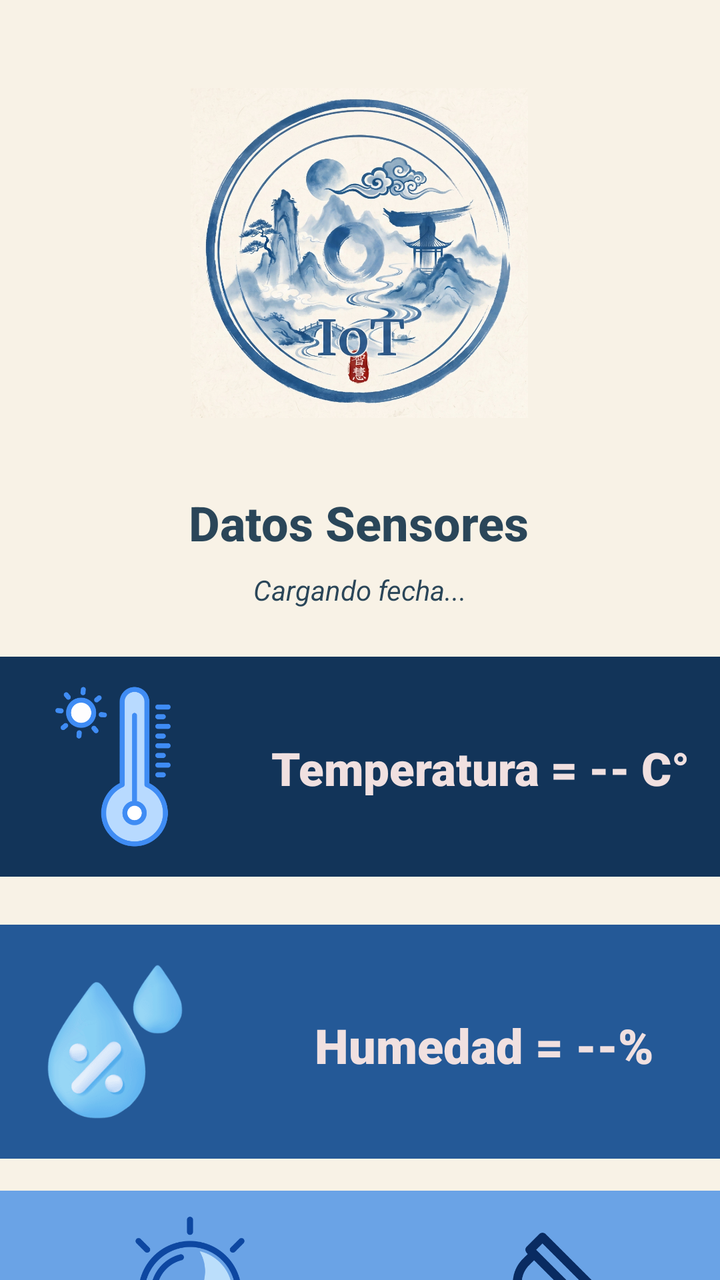
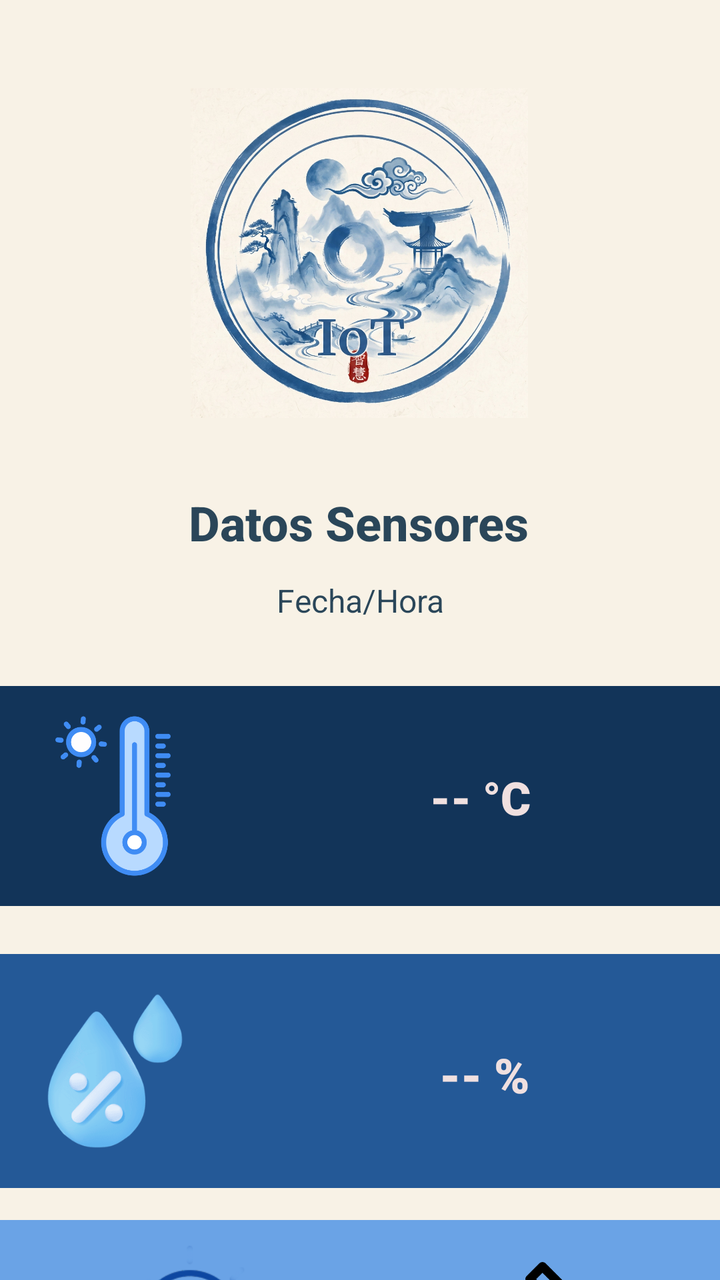

Before-and-after screenshots of an Android layout around one commit, followed by the original layout XML and the change that was made.
<!-- AndroidManifest.xml: application theme Theme.Ejemplo1 -->
<!-- res/layout/activity_datos_sensores.xml -->
<?xml version="1.0" encoding="utf-8"?>
<androidx.constraintlayout.widget.ConstraintLayout xmlns:android="http://schemas.android.com/apk/res/android"
    xmlns:app="http://schemas.android.com/apk/res-auto"
    xmlns:tools="http://schemas.android.com/tools"
    android:id="@+id/main"
    android:layout_width="match_parent"
    android:layout_height="match_parent"
    android:background="#F8F2E6"
    android:backgroundTint="#F8F2E6"
    tools:context=".DatosSensores">

    <ImageView
        android:id="@+id/imageView8"
        android:layout_width="312dp"
        android:layout_height="165dp"
        android:layout_marginTop="44dp"
        app:layout_constraintEnd_toEndOf="parent"
        app:layout_constraintHorizontal_bias="0.494"
        app:layout_constraintStart_toStartOf="parent"
        app:layout_constraintTop_toTopOf="parent"
        app:srcCompat="@drawable/logo" />

    <TextView
        android:id="@+id/textView9"
        android:layout_width="wrap_content"
        android:layout_height="wrap_content"
        android:layout_marginTop="36dp"
        android:fontFamily="sans-serif-medium"
        android:text="Datos Sensores"
        android:textColor="#DA072940"
        android:textSize="24sp"
        android:textStyle="bold"
        app:layout_constraintEnd_toEndOf="parent"
        app:layout_constraintHorizontal_bias="0.497"
        app:layout_constraintStart_toStartOf="parent"
        app:layout_constraintTop_toBottomOf="@+id/imageView8" />

    <TextView
        android:id="@+id/txt_fecha"
        android:layout_width="wrap_content"
        android:layout_height="wrap_content"
        android:layout_marginTop="8dp"
        android:text="Cargando fecha..."
        android:textColor="#DA072940"
        android:textStyle="italic"
        app:layout_constraintEnd_toEndOf="parent"
        app:layout_constraintStart_toStartOf="parent"
        app:layout_constraintTop_toBottomOf="@+id/textView9" />

    <LinearLayout
        android:id="@+id/linearLayout"
        android:layout_width="match_parent"
        android:layout_height="wrap_content"
        android:layout_marginTop="24dp"
        android:background="#123459"
        android:gravity="center_vertical"
        android:orientation="horizontal"
        android:padding="10dp"
        app:layout_constraintEnd_toEndOf="parent"
        app:layout_constraintStart_toStartOf="parent"
        app:layout_constraintTop_toBottomOf="@+id/txt_fecha">

        <ImageView
            android:id="@+id/imagen_temp"
            android:layout_width="93dp"
            android:layout_height="90dp"
            android:src="@drawable/temperatura" />

        <TextView
            android:id="@+id/txt_temp"
            android:layout_width="242dp"
            android:layout_height="29dp"
            android:layout_marginStart="16dp"
            android:fontFamily="sans-serif-black"
            android:lineSpacingExtra="8sp"
            android:text="Temperatura = -- C°"
            android:textAlignment="center"
            android:textColor="#F0E0E0"
            android:textSize="23sp"
            android:textStyle="bold" />
    </LinearLayout>

    <LinearLayout
        android:id="@+id/linearLayout2"
        android:layout_width="match_parent"
        android:layout_height="wrap_content"
        android:layout_marginTop="24dp"
        android:background="#245997"
        android:gravity="center_vertical"
        android:orientation="horizontal"
        android:padding="10dp"
        app:layout_constraintEnd_toEndOf="parent"
        app:layout_constraintStart_toStartOf="parent"
        app:layout_constraintTop_toBottomOf="@+id/linearLayout">

        <ImageView
            android:id="@+id/imagen_humedad"
            android:layout_width="95dp"
            android:layout_height="97dp"
            android:src="@drawable/humidity" />

        <TextView
            android:id="@+id/txt_humedad"
            android:layout_width="242dp"
            android:layout_height="29dp"
            android:layout_marginStart="16dp"
            android:fontFamily="sans-serif-black"
            android:lineSpacingExtra="8sp"
            android:text="Humedad = --%"
            android:textAlignment="center"
            android:textColor="#F0E0E0"
            android:textSize="24sp"
            android:textStyle="bold" />
    </LinearLayout>

    <LinearLayout
        android:layout_width="0dp"
        android:layout_height="wrap_content"
        android:layout_marginTop="16dp"
        android:background="#6AA3E6"
        android:gravity="center_vertical"
        android:orientation="horizontal"
        android:padding="10dp"
        app:layout_constraintEnd_toEndOf="parent"
        app:layout_constraintHorizontal_bias="0.0"
        app:layout_constraintStart_toStartOf="parent"
        app:layout_constraintTop_toBottomOf="@+id/linearLayout2">

        <ImageView
            android:id="@+id/img_ampolleta"
            android:layout_width="95dp"
            android:layout_height="97dp"
            android:layout_weight="1"
            android:src="@drawable/luz1" />

        <ImageView
            android:id="@+id/img_linterna"
            android:layout_width="95dp"
            android:layout_height="95dp"
            android:layout_weight="1"
            app:srcCompat="@drawable/linternaoff"
            app:tint="#092B61" />

    </LinearLayout>

</androidx.constraintlayout.widget.ConstraintLayout>
<!-- resources referenced by this layout -->
<resources>
  <!-- drawable humidity: png bitmap (drawable, 11837 bytes) -->
  <!-- drawable linternaoff: png bitmap (drawable, 8046 bytes) -->
  <!-- drawable logo: jpg bitmap (drawable, 247364 bytes) -->
  <!-- drawable luz1: png bitmap (drawable, 23660 bytes) -->
  <!-- drawable temperatura: png bitmap (drawable, 23079 bytes) -->
  <style name="Theme.Ejemplo1" parent="Base.Theme.Ejemplo1" />
  <style name="Base.Theme.Ejemplo1" parent="Theme.Material3.DayNight.NoActionBar">
          
          
      </style>
</resources>

<!-- the commit's change to res/layout/activity_datos_sensores.xml (unified diff, before → after) -->
@@ -39,10 +39,10 @@
         android:id="@+id/txt_fecha"
         android:layout_width="wrap_content"
         android:layout_height="wrap_content"
-        android:layout_marginTop="8dp"
-        android:text="Cargando fecha..."
+        android:layout_marginTop="12dp"
+        android:text="Fecha/Hora"
         android:textColor="#DA072940"
-        android:textStyle="italic"
+        android:textSize="16sp"
         app:layout_constraintEnd_toEndOf="parent"
         app:layout_constraintStart_toStartOf="parent"
         app:layout_constraintTop_toBottomOf="@+id/textView9" />
@@ -51,7 +51,7 @@
         android:id="@+id/linearLayout"
         android:layout_width="match_parent"
         android:layout_height="wrap_content"
-        android:layout_marginTop="24dp"
+        android:layout_marginTop="32dp"
         android:background="#123459"
         android:gravity="center_vertical"
         android:orientation="horizontal"
@@ -73,7 +73,7 @@
             android:layout_marginStart="16dp"
             android:fontFamily="sans-serif-black"
             android:lineSpacingExtra="8sp"
-            android:text="Temperatura = -- C°"
+            android:text="-- °C"
             android:textAlignment="center"
             android:textColor="#F0E0E0"
             android:textSize="23sp"
@@ -94,7 +94,7 @@
         app:layout_constraintTop_toBottomOf="@+id/linearLayout">
 
         <ImageView
-            android:id="@+id/imagen_humedad"
+            android:id="@+id/iconoHumedad"
             android:layout_width="95dp"
             android:layout_height="97dp"
             android:src="@drawable/humidity" />
@@ -106,7 +106,7 @@
             android:layout_marginStart="16dp"
             android:fontFamily="sans-serif-black"
             android:lineSpacingExtra="8sp"
-            android:text="Humedad = --%"
+            android:text="-- %"
             android:textAlignment="center"
             android:textColor="#F0E0E0"
             android:textSize="24sp"
@@ -131,15 +131,14 @@
             android:layout_width="95dp"
             android:layout_height="97dp"
             android:layout_weight="1"
-            android:src="@drawable/luz1" />
+            android:src="@drawable/luzoff_1_" />
 
         <ImageView
             android:id="@+id/img_linterna"
             android:layout_width="95dp"
             android:layout_height="95dp"
             android:layout_weight="1"
-            app:srcCompat="@drawable/linternaoff"
-            app:tint="#092B61" />
+            android:src="@drawable/linternaoff" />
 
     </LinearLayout>
 
<!-- resource entries referenced after the edit -->
@@ -3,7 +3,7 @@
   <!-- drawable humidity: png bitmap (drawable, 11837 bytes) -->
   <!-- drawable linternaoff: png bitmap (drawable, 8046 bytes) -->
   <!-- drawable logo: jpg bitmap (drawable, 247364 bytes) -->
-  <!-- drawable luz1: png bitmap (drawable, 23660 bytes) -->
+  <!-- drawable luzoff_1_: png bitmap (drawable, 13517 bytes) -->
   <!-- drawable temperatura: png bitmap (drawable, 23079 bytes) -->
   <style name="Theme.Ejemplo1" parent="Base.Theme.Ejemplo1" />
   <style name="Base.Theme.Ejemplo1" parent="Theme.Material3.DayNight.NoActionBar">
